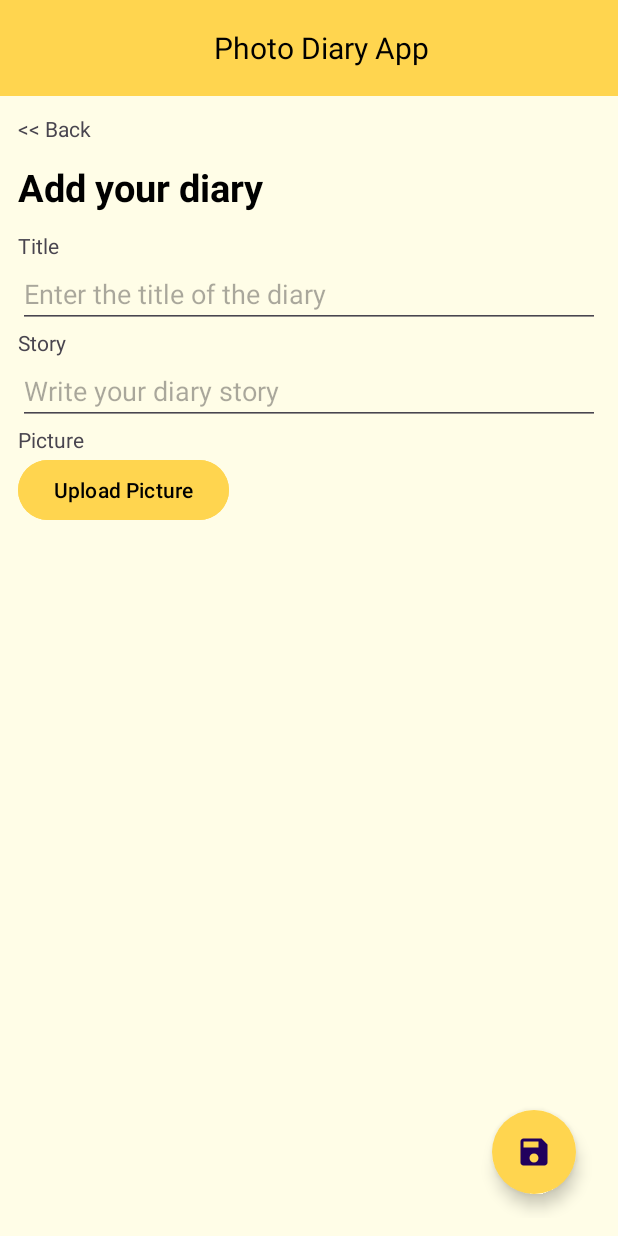
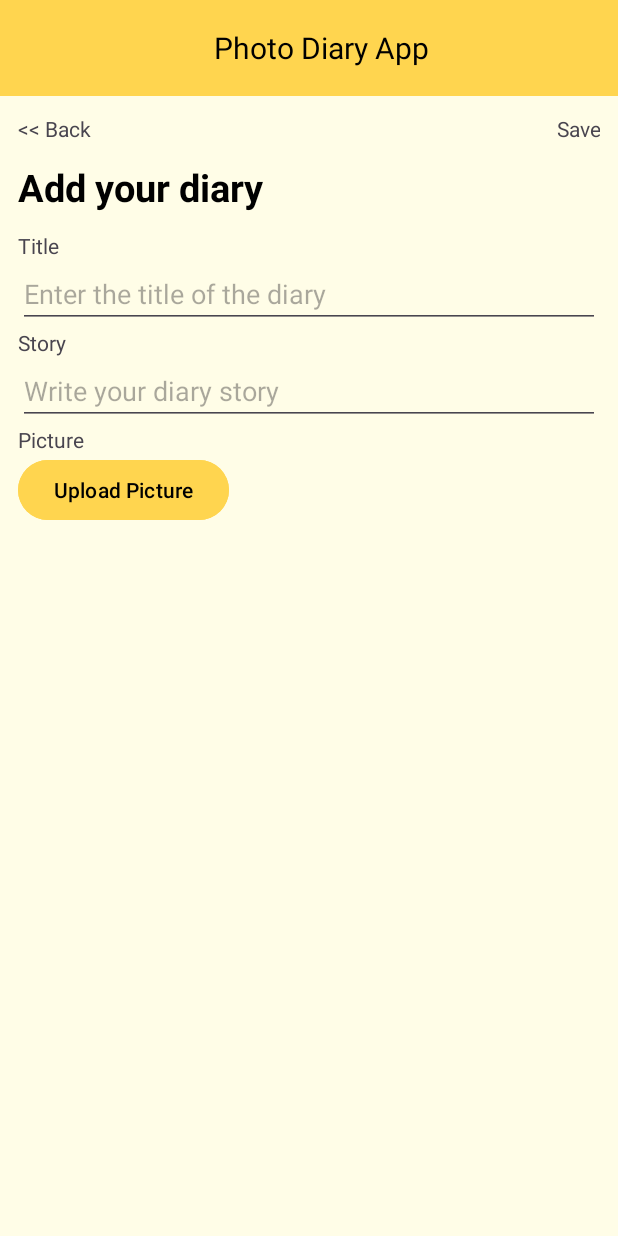
Before and after one commit to Rafibintang22/TubesMobdev1, an Android app: the screen it shows after launch (MainActivity), after a tap on an icon or button, on a phone screen of 412 x 824 dp. Run offline under Robolectric (Android 15) with nearby library versions, the phone set to English and light mode, and no system bars.

Commit message:
Update fragment_tambah_konten.xml

```diff
--- a/app/src/main/res/layout/fragment_tambah_konten.xml
+++ b/app/src/main/res/layout/fragment_tambah_konten.xml
@@ -1,5 +1,5 @@
 <?xml version="1.0" encoding="utf-8"?>
-<RelativeLayout xmlns:android="http://schemas.android.com/apk/res/android"
+<LinearLayout xmlns:android="http://schemas.android.com/apk/res/android"
     xmlns:app="http://schemas.android.com/apk/res-auto"
     android:orientation="vertical"
     android:layout_width="match_parent"
@@ -8,14 +8,25 @@
     <LinearLayout
         android:layout_width="match_parent"
         android:layout_height="wrap_content"
-        android:orientation="vertical">
+        android:orientation="horizontal"
+        android:layout_marginBottom="12sp">
         <TextView
             android:id="@+id/btn_back"
             android:layout_width="match_parent"
             android:layout_height="wrap_content"
             android:text="@string/back"
             android:clickable="true"
-            android:layout_marginBottom="12sp"></TextView>
+            android:layout_weight="1"></TextView>
+
+        <TextView
+            android:id="@+id/button_save"
+            android:layout_width="match_parent"
+            android:layout_height="wrap_content"
+            android:layout_weight="1"
+            android:text="Save"
+            android:textAlignment="textEnd"></TextView>
+
+    </LinearLayout>
 
         <TextView
             android:id="@+id/txt_tambahDiary"
@@ -69,19 +80,5 @@
             android:layout_width="wrap_content"
             android:layout_height="wrap_content"
             android:layout_gravity="center"></ImageView>
-    </LinearLayout>
 
-    <com.google.android.material.floatingactionbutton.FloatingActionButton
-        android:id="@+id/button_save"
-        android:layout_width="wrap_content"
-        android:layout_height="wrap_content"
-        android:layout_alignParentBottom="true"
-        android:layout_alignParentRight="true"
-        android:layout_margin="16dp"
-        android:backgroundTint="@color/kuning"
-        android:src="@drawable/save_button_baseline"
-        app:shapeAppearance="@style/Widget.Material3.CircularProgressIndicator.Medium"
-        >
-    </com.google.android.material.floatingactionbutton.FloatingActionButton>
-
-</RelativeLayout>
+</LinearLayout>
```
